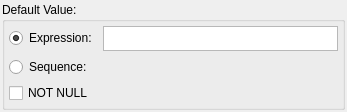
Qt form libpgmodeler_ui/ui/columnwidget.ui (pgmodeler/pgmodeler) before a commit.
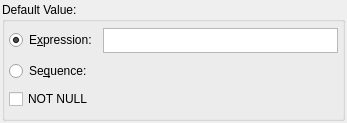
The same form after that commit.

Patch:
```diff
--- a/libpgmodeler_ui/ui/columnwidget.ui
+++ b/libpgmodeler_ui/ui/columnwidget.ui
@@ -7,7 +7,7 @@
     <x>0</x>
     <y>0</y>
     <width>347</width>
-    <height>112</height>
+    <height>123</height>
    </rect>
   </property>
   <property name="windowTitle">
@@ -50,7 +50,7 @@
       <item row="0" column="0">
        <widget class="QRadioButton" name="expression_rb">
         <property name="text">
-         <string>Expression:</string>
+         <string>E&amp;xpression:</string>
         </property>
         <property name="checked">
          <bool>true</bool>
@@ -73,7 +73,7 @@
       <item row="1" column="0">
        <widget class="QRadioButton" name="sequence_rb">
         <property name="text">
-         <string>Sequence:</string>
+         <string>Se&amp;quence:</string>
         </property>
        </widget>
       </item>
```
Left out of the diff: 3 changed lines with no effect on the pictures.
